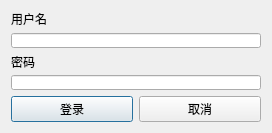
Old version of the form src/ui/loginWindow.ui in the repository CcooLcyy/checker.
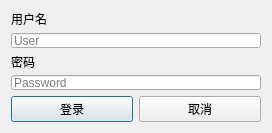
New version of the form.

```diff
--- a/src/ui/loginWindow.ui
+++ b/src/ui/loginWindow.ui
@@ -57,7 +57,35 @@
       </widget>
      </item>
      <item>
-      <widget class="QLineEdit" name="userNameEdit"/>
+      <widget class="QLineEdit" name="userNameEdit">
+       <property name="enabled">
+        <bool>true</bool>
+       </property>
+       <property name="inputMask">
+        <string/>
+       </property>
+       <property name="text">
+        <string/>
+       </property>
+       <property name="frame">
+        <bool>true</bool>
+       </property>
+       <property name="cursorPosition">
+        <number>0</number>
+       </property>
+       <property name="dragEnabled">
+        <bool>false</bool>
+       </property>
+       <property name="placeholderText">
+        <string>User</string>
+       </property>
+       <property name="cursorMoveStyle">
+        <enum>Qt::LogicalMoveStyle</enum>
+       </property>
+       <property name="clearButtonEnabled">
+        <bool>false</bool>
+       </property>
+      </widget>
      </item>
      <item>
       <widget class="QLabel" name="label_2">
@@ -77,6 +105,9 @@
        <property name="echoMode">
         <enum>QLineEdit::Password</enum>
        </property>
+       <property name="placeholderText">
+        <string>Password</string>
+       </property>
       </widget>
      </item>
     </layout>
```
Left out of the diff: 2 changed lines with no effect on the pictures.
